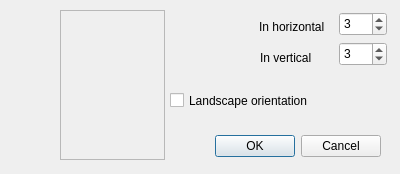
First picture: the form in userlayout.ui, repository viktand/vap4, before the edit.
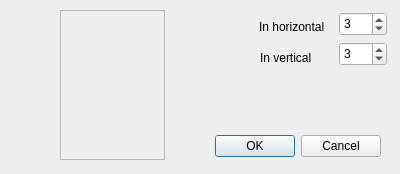
Second picture: the form after the edit. Icons and pictures are not drawn.

```diff
--- a/userlayout.ui
+++ b/userlayout.ui
@@ -29,19 +29,6 @@
     <set>QDialogButtonBox::Cancel|QDialogButtonBox::Ok</set>
    </property>
   </widget>
-  <widget class="QCheckBox" name="checkBox">
-   <property name="geometry">
-    <rect>
-     <x>170</x>
-     <y>90</y>
-     <width>221</width>
-     <height>21</height>
-    </rect>
-   </property>
-   <property name="text">
-    <string>Landscape orientation</string>
-   </property>
-  </widget>
   <widget class="QLabel" name="label">
    <property name="geometry">
     <rect>
```
